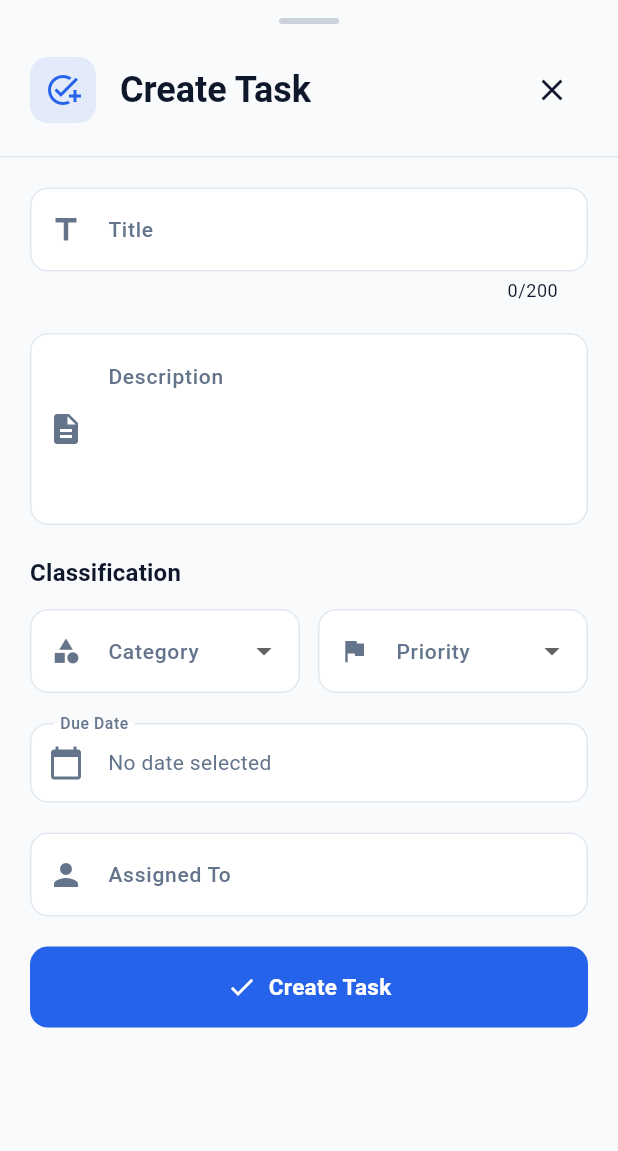
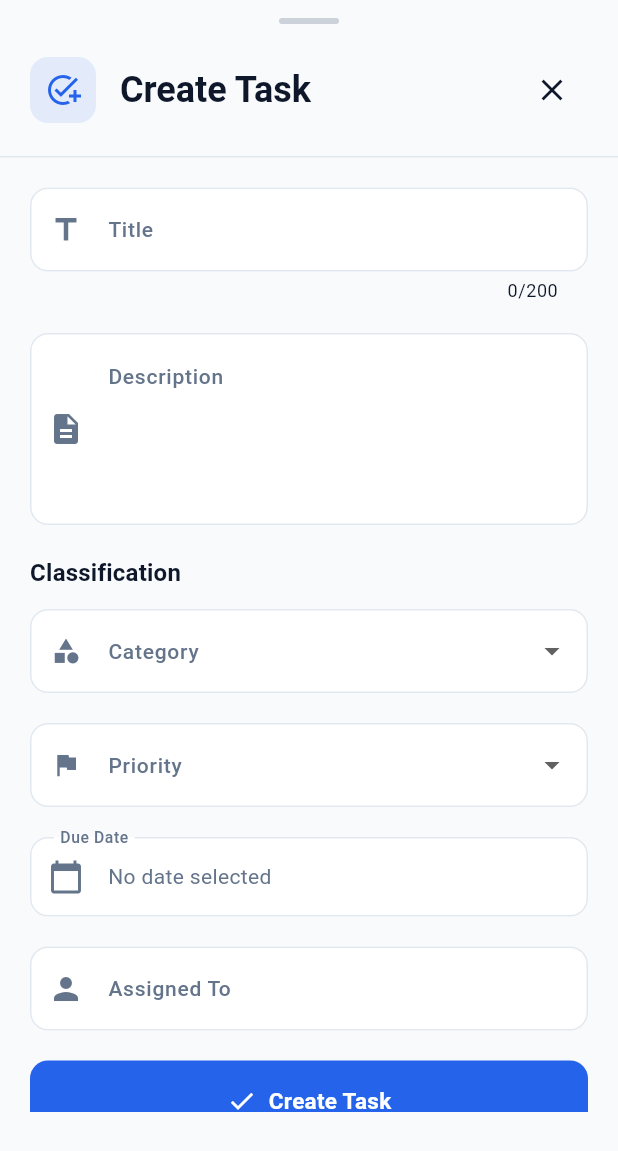
Before and after one commit to AnishTiwari5077/task_manager, a Flutter app: the TaskFormBottomSheet widget shown alone on an empty page, opened directly, on a phone screen of 412 x 824 dp. Shown: the top 1151 px of the screen. Run offline on Flutter 3.47's test engine with Material 3 defaults, Android fonts, the phone set to English and light mode, and no system bars; our stand-ins replace connectivity_plus, dio, flutter_riverpod; network calls fail.

Commit message:
fixed renderflow issues

```diff
--- a/task_manager/lib/widgets/task_form_button_sheet.dart
+++ b/task_manager/lib/widgets/task_form_button_sheet.dart
@@ -46,7 +46,6 @@ class _TaskFormBottomSheetState extends ConsumerState<TaskFormBottomSheet> {
       _dueDate = widget.task!.dueDate;
     }
 
-    // Add listeners for auto-classification
     _titleController.addListener(_onTextChanged);
     _descriptionController.addListener(_onTextChanged);
   }
@@ -62,7 +61,6 @@ class _TaskFormBottomSheetState extends ConsumerState<TaskFormBottomSheet> {
   }
 
   void _onTextChanged() {
-    // Trigger auto-classification when text changes
     if (_titleController.text.trim().length >= 3) {
       _performAutoClassification();
     }
@@ -79,12 +77,9 @@ class _TaskFormBottomSheetState extends ConsumerState<TaskFormBottomSheet> {
     setState(() {
       _autoClassification = classification;
       _showAutoClassification = true;
-
-      // ✅ Auto-populate category and priority
       _category = classification['category'] as String?;
       _priority = classification['priority'] as String?;
 
-      // ✅ NEW: Auto-populate date from extracted entities
       final entities =
           classification['extracted_entities'] as Map<String, dynamic>?;
       if (entities != null && _dueDate == null) {
@@ -94,7 +89,6 @@ class _TaskFormBottomSheetState extends ConsumerState<TaskFormBottomSheet> {
         }
       }
 
-      // ✅ NEW: Auto-populate assignee from extracted entities
       if (entities != null && _assignedToController.text.isEmpty) {
         final people = entities['people'] as List?;
         if (people != null && people.isNotEmpty) {
@@ -104,12 +98,10 @@ class _TaskFormBottomSheetState extends ConsumerState<TaskFormBottomSheet> {
     });
   }
 
-  // ✅ Parse date strings like "today", "tomorrow", "dec 12", etc.
   DateTime? _parseDateFromText(String dateText) {
     final now = DateTime.now();
     final text = dateText.toLowerCase().trim();
 
-    // Relative dates
     if (text == 'today') {
       return now;
     } else if (text == 'tomorrow') {
@@ -118,7 +110,6 @@ class _TaskFormBottomSheetState extends ConsumerState<TaskFormBottomSheet> {
       return now.subtract(const Duration(days: 1));
     }
 
-    // Weekdays
     if (text == 'monday') return _getNextWeekday(DateTime.monday);
     if (text == 'tuesday') return _getNextWeekday(DateTime.tuesday);
     if (text == 'wednesday') return _getNextWeekday(DateTime.wednesday);
@@ -127,7 +118,6 @@ class _TaskFormBottomSheetState extends ConsumerState<TaskFormBottomSheet> {
     if (text == 'saturday') return _getNextWeekday(DateTime.saturday);
     if (text == 'sunday') return _getNextWeekday(DateTime.sunday);
 
-    // Relative periods
     if (text.contains('next week')) {
       return now.add(const Duration(days: 7));
     }
@@ -138,7 +128,6 @@ class _TaskFormBottomSheetState extends ConsumerState<TaskFormBottomSheet> {
       return DateTime(now.year, now.month + 1, now.day);
     }
 
-    // ✅ NEW: Month + Day parsing (e.g., "dec 12", "december 25")
     final monthDayPattern = RegExp(
       r'(jan|feb|mar|apr|may|jun|jul|aug|sep|oct|nov|dec)[a-z]*\s+(\d{1,2})',
       caseSensitive: false,
@@ -165,17 +154,15 @@ class _TaskFormBottomSheetState extends ConsumerState<TaskFormBottomSheet> {
 
       final month = monthMap[monthStr.substring(0, 3)];
       if (month != null) {
-        // Use current year or next year if date has passed
         var year = now.year;
         final possibleDate = DateTime(year, month, day);
         if (possibleDate.isBefore(now)) {
-          year++; // Use next year if date already passed
+          year++;
         }
         return DateTime(year, month, day);
       }
     }
 
-    // ✅ Month + Day + Year (e.g., "dec 12 2025")
     final fullDatePattern = RegExp(
       r'(jan|feb|mar|apr|may|jun|jul|aug|sep|oct|nov|dec)[a-z]*\s+(\d{1,2})[,\s]+(\d{4})',
       caseSensitive: false,
@@ -207,7 +194,6 @@ class _TaskFormBottomSheetState extends ConsumerState<TaskFormBottomSheet> {
       }
     }
 
-    // Numeric date formats: 12/25/2024 or 12-25-2024
     try {
       if (text.contains('/') || text.contains('-')) {
         final separator = text.contains('/') ? '/' : '-';
@@ -217,7 +203,6 @@ class _TaskFormBottomSheetState extends ConsumerState<TaskFormBottomSheet> {
           final day = int.parse(parts[1]);
           var year = int.parse(parts[2]);
 
-          // Handle 2-digit years
           if (year < 100) {
             year += 2000;
           }
@@ -232,11 +217,10 @@ class _TaskFormBottomSheetState extends ConsumerState<TaskFormBottomSheet> {
     return null;
   }
 
-  // ✅ NEW: Get next occurrence of a weekday
   DateTime _getNextWeekday(int weekday) {
     final now = DateTime.now();
     int daysUntil = (weekday - now.weekday) % 7;
-    if (daysUntil == 0) daysUntil = 7; // Next week if today is that day
+    if (daysUntil == 0) daysUntil = 7;
     return now.add(Duration(days: daysUntil));
   }
 
@@ -258,13 +242,11 @@ class _TaskFormBottomSheetState extends ConsumerState<TaskFormBottomSheet> {
   Future<void> _submitForm() async {
     if (!_formKey.currentState!.validate()) return;
 
-    // Build the task data with proper types
     final taskData = <String, dynamic>{
       'title': _titleController.text.trim(),
       'description': _descriptionController.text.trim(),
     };
 
-    // Add optional fields only if they have values
     final assignedTo = _assignedToController.text.trim();
     if (assignedTo.isNotEmpty) {
       taskData['assigned_to'] = assignedTo;
@@ -286,7 +268,6 @@ class _TaskFormBottomSheetState extends ConsumerState<TaskFormBottomSheet> {
       taskData['status'] = _status;
     }
 
-    // ✅ Add classification data - backend now supports these fields!
     if (_autoClassification != null) {
       final extractedEntities = _autoClassification!['extracted_entities'];
       if (extractedEntities != null && extractedEntities is Map) {
@@ -305,7 +286,6 @@ class _TaskFormBottomSheetState extends ConsumerState<TaskFormBottomSheet> {
 
     try {
       if (widget.task == null) {
-        // Create new task
         await ref.read(taskNotifierProvider.notifier).createTask(taskData);
         if (mounted) {
           ScaffoldMessenger.of(context).showSnackBar(
@@ -324,7 +304,6 @@ class _TaskFormBottomSheetState extends ConsumerState<TaskFormBottomSheet> {
           Navigator.pop(context);
         }
       } else {
-        // Update existing task
         await ref
             .read(taskNotifierProvider.notifier)
             .updateTask(widget.task!.id, taskData);
@@ -369,11 +348,16 @@ class _TaskFormBottomSheetState extends ConsumerState<TaskFormBottomSheet> {
     final taskNotifier = ref.watch(taskNotifierProvider);
     final isDark = Theme.of(context).brightness == Brightness.dark;
 
+    // ✅ FIX: Get keyboard height and calculate proper padding
+    final keyboardHeight = MediaQuery.of(context).viewInsets.bottom;
+
     return Container(
       decoration: BoxDecoration(
         color: Theme.of(context).scaffoldBackgroundColor,
         borderRadius: const BorderRadius.vertical(top: Radius.circular(24)),
       ),
+      // ✅ FIX: Add bottom padding for keyboard
+      padding: EdgeInsets.only(bottom: keyboardHeight),
       child: DraggableScrollableSheet(
         initialChildSize: 0.9,
         minChildSize: 0.5,
@@ -438,7 +422,13 @@ class _TaskFormBottomSheetState extends ConsumerState<TaskFormBottomSheet> {
               Expanded(
                 child: SingleChildScrollView(
                   controller: scrollController,
-                  padding: const EdgeInsets.all(20),
+                  // ✅ FIX: Add proper padding to avoid overflow
+                  padding: EdgeInsets.fromLTRB(
+                    20,
+                    20,
+                    20,
+                    20 + MediaQuery.of(context).viewPadding.bottom,
+                  ),
                   child: Form(
                     key: _formKey,
                     child: Column(
@@ -462,6 +452,8 @@ class _TaskFormBottomSheetState extends ConsumerState<TaskFormBottomSheet> {
                             return null;
                           },
                           maxLength: 200,
+                          // ✅ FIX: Prevent keyboard from dismissing on submit
+                          textInputAction: TextInputAction.next,
                         ),
                         const SizedBox(height: 20),
                         // Description
@@ -480,6 +472,7 @@ class _TaskFormBottomSheetState extends ConsumerState<TaskFormBottomSheet> {
                             }
                             return null;
                           },
+                          textInputAction: TextInputAction.newline,
                         ),
                         const SizedBox(height: 20),
 
@@ -499,11 +492,9 @@ class _TaskFormBottomSheetState extends ConsumerState<TaskFormBottomSheet> {
                               ?.copyWith(fontWeight: FontWeight.w600),
                         ),
                         const SizedBox(height: 12),
-                        Row(
-                          children: [
-                            Expanded(
-                              child: DropdownButtonFormField<String>(
-                                value: _category,
+                        DropdownButtonFormField<String>(
+                          initialValue: _category,
+                          itemHeight: 59.6,
                           decoration: const InputDecoration(
                             labelText: 'Category',
                             prefixIcon: Icon(Icons.category, size: 20),
@@ -534,11 +525,10 @@ class _TaskFormBottomSheetState extends ConsumerState<TaskFormBottomSheet> {
                             setState(() => _category = value);
                           },
                         ),
-                            ),
-                            const SizedBox(width: 12),
-                            Expanded(
-                              child: DropdownButtonFormField<String>(
-                                value: _priority,
+                        const SizedBox(height: 20),
+                        DropdownButtonFormField<String>(
+                          initialValue: _priority,
+                          itemHeight: 59.6,
                           decoration: const InputDecoration(
                             labelText: 'Priority',
                             prefixIcon: Icon(Icons.flag, size: 20),
@@ -552,17 +542,11 @@ class _TaskFormBottomSheetState extends ConsumerState<TaskFormBottomSheet> {
                               value: 'medium',
                               child: Text('Medium'),
                             ),
-                                  DropdownMenuItem(
-                                    value: 'low',
-                                    child: Text('Low'),
-                                  ),
+                            DropdownMenuItem(value: 'low', child: Text('Low')),
                           ],
                           onChanged: (value) {
                             setState(() => _priority = value);
                           },
-                              ),
-                            ),
-                          ],
                         ),
                         const SizedBox(height: 20),
 
@@ -610,13 +594,15 @@ class _TaskFormBottomSheetState extends ConsumerState<TaskFormBottomSheet> {
                             hintText: 'Enter assignee name',
                             prefixIcon: Icon(Icons.person),
                           ),
+                          textInputAction: TextInputAction.done,
                         ),
                         const SizedBox(height: 20),
 
                         // Status (only for edit)
                         if (widget.task != null) ...[
                           DropdownButtonFormField<String>(
-                            value: _status,
+                            initialValue: _status,
+                            itemHeight: 59.6,
                             decoration: const InputDecoration(
                               labelText: 'Status',
                               prefixIcon: Icon(Icons.sync_alt),
```
Lines whose indentation alone changed are shown as unchanged.
